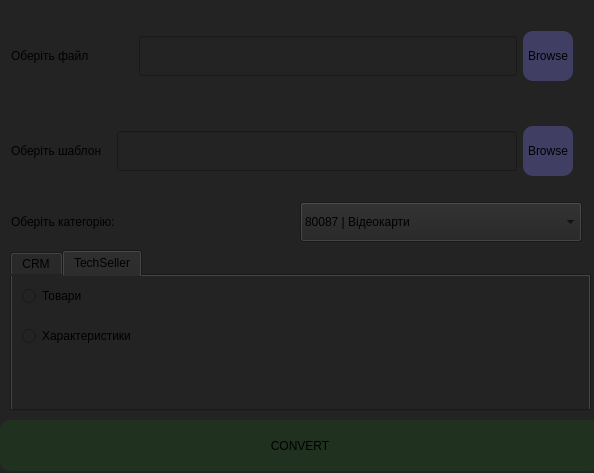
The window that untitled.ui (z1ker/mapping_excel) describes before a commit, drawn with Qt 5.
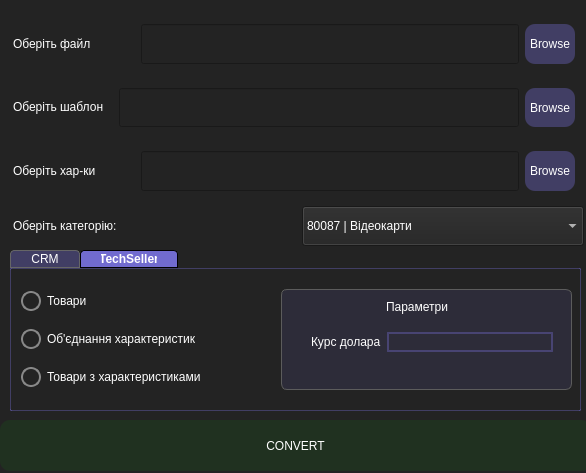
The same window after the commit. Icons and pictures are not drawn.

The edit to the form file:
```diff
--- a/untitled.ui
+++ b/untitled.ui
@@ -9,7 +9,7 @@
    <rect>
     <x>0</x>
     <y>0</y>
-    <width>594</width>
+    <width>586</width>
     <height>473</height>
    </rect>
   </property>
@@ -26,21 +26,23 @@
    <bool>false</bool>
   </property>
   <property name="styleSheet">
-   <string notr="true">background-color: rgb(35, 35, 35)</string>
+   <string notr="true"/>
   </property>
   <widget class="QWidget" name="centralwidget">
    <property name="enabled">
     <bool>true</bool>
    </property>
    <property name="styleSheet">
-    <string notr="true">font: 11pt &quot;Roboto&quot;;</string>
+    <string notr="true">font: 11pt &quot;Roboto&quot;;
+color: white;
+background-color: rgb(35, 35, 35);</string>
    </property>
    <widget class="QPushButton" name="pushButton">
     <property name="geometry">
      <rect>
       <x>0</x>
       <y>420</y>
-      <width>600</width>
+      <width>591</width>
       <height>51</height>
      </rect>
     </property>
@@ -59,10 +61,38 @@
      <rect>
       <x>10</x>
       <y>250</y>
-      <width>581</width>
+      <width>571</width>
       <height>161</height>
      </rect>
     </property>
+    <property name="styleSheet">
+     <string notr="true">QTabWidget::pane {
+    border: 1px solid rgba(133, 125, 250, 0.3);  /* рамка вокруг вкладок */
+    border-radius: 1px;
+}
+
+QTabBar::tab {
+    background: rgba(133, 125, 250, 0.3);
+    color: white;
+    padding: 1px 20px;
+    border: 1px solid #666;
+    border-top-left-radius: 4px;
+    border-top-right-radius: 4px;
+}
+
+QTabBar::tab:selected {
+    background: rgba(133, 125, 250, 0.8);
+    color: white;
+    font-weight: bold;
+    border: 1px solid ;
+}
+
+QTabBar::tab:hover {
+    background: #555555;
+    color: white;
+}
+</string>
+    </property>
     <property name="currentIndex">
      <number>1</number>
     </property>
@@ -104,39 +134,196 @@
      <attribute name="title">
       <string>TechSeller</string>
      </attribute>
-     <widget class="QRadioButton" name="tech_radiobutton_1">
+     <widget class="QFrame" name="frame">
       <property name="geometry">
        <rect>
-        <x>10</x>
-        <y>10</y>
-        <width>92</width>
-        <height>20</height>
+        <x>270</x>
+        <y>20</y>
+        <width>291</width>
+        <height>101</height>
        </rect>
       </property>
-      <property name="text">
-       <string>Товари</string>
+      <property name="styleSheet">
+       <string notr="true">QFrame#frame {
+    background-color: rgba(133, 125, 250, 0.1);
+    border: 1px solid #5c5c5c;
+    border-radius: 6px;
+}
+QFrame * {
+    background-color: transparent;
+}</string>
       </property>
+      <property name="frameShape">
+       <enum>QFrame::Shape::StyledPanel</enum>
+      </property>
+      <property name="frameShadow">
+       <enum>QFrame::Shadow::Raised</enum>
+      </property>
+      <widget class="QLabel" name="label_6">
+       <property name="geometry">
+        <rect>
+         <x>105</x>
+         <y>10</y>
+         <width>81</width>
+         <height>16</height>
+        </rect>
+       </property>
+       <property name="styleSheet">
+        <string notr="true">background: transparent;</string>
+       </property>
+       <property name="text">
+        <string>Параметри</string>
+       </property>
+      </widget>
+      <widget class="QWidget" name="">
+       <property name="geometry">
+        <rect>
+         <x>30</x>
+         <y>40</y>
+         <width>242</width>
+         <height>26</height>
+        </rect>
+       </property>
+       <layout class="QHBoxLayout" name="horizontalLayout_5">
+        <item>
+         <widget class="QLabel" name="label_4">
+          <property name="styleSheet">
+           <string notr="true">background: transparent;</string>
+          </property>
+          <property name="text">
+           <string>Курс долара</string>
+          </property>
+         </widget>
+        </item>
+        <item>
+         <widget class="QLineEdit" name="lineEdit">
+          <property name="styleSheet">
+           <string notr="true">border: 2px solid rgba(133, 125, 250, 0.3);
+background: transparent;</string>
+          </property>
+         </widget>
+        </item>
+       </layout>
+      </widget>
      </widget>
-     <widget class="QRadioButton" name="tech_radiobutton_2">
+     <widget class="QWidget" name="">
       <property name="geometry">
        <rect>
         <x>10</x>
-        <y>50</y>
-        <width>191</width>
-        <height>20</height>
+        <y>10</y>
+        <width>241</width>
+        <height>121</height>
        </rect>
       </property>
-      <property name="text">
-       <string>Характеристики</string>
-      </property>
+      <layout class="QVBoxLayout" name="verticalLayout_3">
+       <property name="topMargin">
+        <number>0</number>
+       </property>
+       <property name="bottomMargin">
+        <number>0</number>
+       </property>
+       <item>
+        <widget class="QRadioButton" name="tech_radiobutton_1">
+         <property name="styleSheet">
+          <string notr="true">QRadioButton {
+    color: white;
+    spacing: 6px;
+}
+
+QRadioButton::indicator {
+    width: 16px;
+    height: 16px;
+    border-radius: 10px;
+    border: 2px solid #888;
+    background-color: transparent;
+}
+
+QRadioButton::indicator:hover {
+    border: 2px solid #aaa;
+}
+
+QRadioButton::indicator:checked {
+    background-color:rgba(133, 125, 250, 0.3);
+    border: 2px solid rgba(133, 125, 250,0.856);
+}
+</string>
+         </property>
+         <property name="text">
+          <string>Товари</string>
+         </property>
+        </widget>
+       </item>
+       <item>
+        <widget class="QRadioButton" name="tech_radiobutton_2">
+         <property name="styleSheet">
+          <string notr="true">QRadioButton {
+    color: white;
+    spacing: 6px;
+}
+
+QRadioButton::indicator {
+    width: 16px;
+    height: 16px;
+    border-radius: 10px;
+    border: 2px solid #888;
+    background-color: transparent;
+}
+
+QRadioButton::indicator:hover {
+    border: 2px solid #aaa;
+}
+
+QRadioButton::indicator:checked {
+    background-color:rgba(133, 125, 250, 0.3);
+    border: 2px solid rgba(133, 125, 250,0.856);
+}
+</string>
+         </property>
+         <property name="text">
+          <string>Об'єднання характеристик</string>
+         </property>
+        </widget>
+       </item>
+       <item>
+        <widget class="QRadioButton" name="tech_radiobutton_3">
+         <property name="styleSheet">
+          <string notr="true">QRadioButton {
+    color: white;
+    spacing: 6px;
+}
+
+QRadioButton::indicator {
+    width: 16px;
+    height: 16px;
+    border-radius: 10px;
+    border: 2px solid #888;
+    background-color: transparent;
+}
+
+QRadioButton::indicator:hover {
+    border: 2px solid #aaa;
+}
+
+QRadioButton::indicator:checked {
+    background-color:rgba(133, 125, 250, 0.3);
+    border: 2px solid rgba(133, 125, 250,0.856);
+}
+</string>
+         </property>
+         <property name="text">
+          <string>Товари з характеристиками</string>
+         </property>
+        </widget>
+       </item>
+      </layout>
      </widget>
     </widget>
    </widget>
    <widget class="QWidget" name="">
     <property name="geometry">
      <rect>
-      <x>11</x>
-      <y>11</y>
+      <x>13</x>
+      <y>15</y>
       <width>571</width>
       <height>231</height>
      </rect>
@@ -244,6 +431,12 @@
         <layout class="QHBoxLayout" name="horizontalLayout_2">
          <item>
           <widget class="QLabel" name="label_3">
+           <property name="sizePolicy">
+            <sizepolicy hsizetype="Maximum" vsizetype="Preferred">
+             <horstretch>0</horstretch>
+             <verstretch>0</verstretch>
+            </sizepolicy>
+           </property>
            <property name="maximumSize">
             <size>
              <width>16777215</width>
@@ -313,6 +506,91 @@
          </item>
         </layout>
        </item>
+       <item>
+        <layout class="QHBoxLayout" name="horizontalLayout_8">
+         <item>
+          <widget class="QLabel" name="label_5">
+           <property name="sizePolicy">
+            <sizepolicy hsizetype="Maximum" vsizetype="Preferred">
+             <horstretch>0</horstretch>
+             <verstretch>0</verstretch>
+            </sizepolicy>
+           </property>
+           <property name="minimumSize">
+            <size>
+             <width>113</width>
+             <height>0</height>
+            </size>
+           </property>
+           <property name="maximumSize">
+            <size>
+             <width>113</width>
+             <height>50</height>
+            </size>
+           </property>
+           <property name="toolTip">
+            <string>&lt;html&gt;&lt;head/&gt;&lt;body&gt;&lt;p&gt;Оберіть шаблон за яким буде створюватись відповідь&lt;/p&gt;&lt;p&gt;&lt;br/&gt;&lt;/p&gt;&lt;/body&gt;&lt;/html&gt;</string>
+           </property>
+           <property name="text">
+            <string>Оберіть хар-ки</string>
+           </property>
+          </widget>
+         </item>
+         <item>
+          <widget class="QWidget" name="widget_3" native="true">
+           <layout class="QHBoxLayout" name="horizontalLayout_9">
+            <item>
+             <widget class="QLineEdit" name="lineEdit_5">
+              <property name="enabled">
+               <bool>false</bool>
+              </property>
+              <property name="sizePolicy">
+               <sizepolicy hsizetype="MinimumExpanding" vsizetype="Fixed">
+                <horstretch>0</horstretch>
+                <verstretch>0</verstretch>
+               </sizepolicy>
+              </property>
+              <property name="maximumSize">
+               <size>
+                <width>400</width>
+                <height>40</height>
+               </size>
+              </property>
+              <property name="text">
+               <string/>
+              </property>
+             </widget>
+            </item>
+            <item>
+             <widget class="QPushButton" name="pushButtonBrowse_4">
+              <property name="sizePolicy">
+               <sizepolicy hsizetype="MinimumExpanding" vsizetype="Expanding">
+                <horstretch>0</horstretch>
+                <verstretch>0</verstretch>
+               </sizepolicy>
+              </property>
+              <property name="maximumSize">
+               <size>
+                <width>50</width>
+                <height>50</height>
+               </size>
+              </property>
+              <property name="styleSheet">
+               <string notr="true">background-color: rgba(133, 125, 250, 0.3);
+border-radius: 10px;
+qproperty-alignment: AlignCenter;
+font: 500 8pt &quot;Roboto&quot;;</string>
+              </property>
+              <property name="text">
+               <string>Browse</string>
+              </property>
+             </widget>
+            </item>
+           </layout>
+          </widget>
+         </item>
+        </layout>
+       </item>
       </layout>
      </item>
      <item>
```
Left out of the diff: 53 changed lines with no effect on the pictures.
